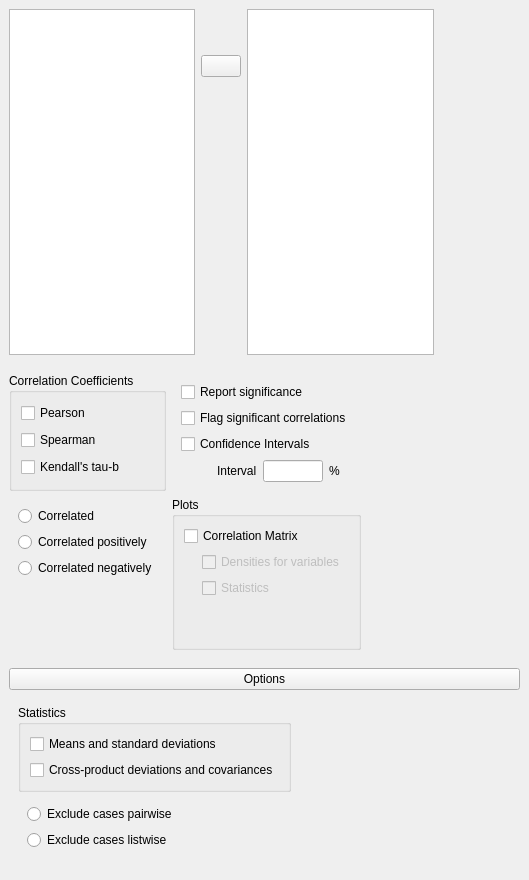
The window that JASP-Desktop/analysisforms/correlationform.ui (jasp-stats/jasp-desktop) describes before a commit, drawn with Qt 5.
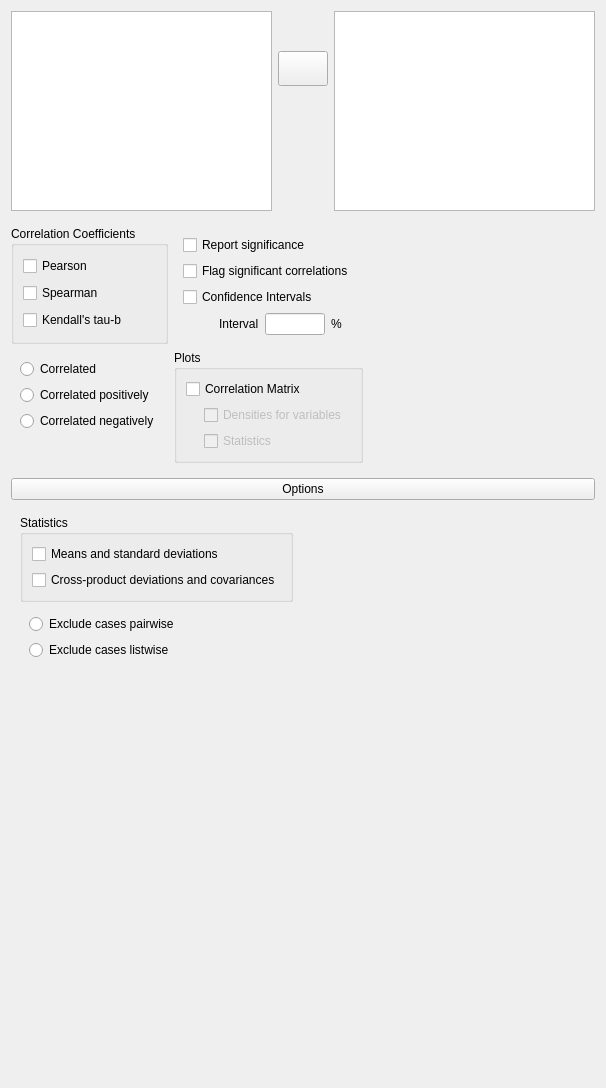
The same window after the commit. Custom widgets are drawn as their Qt base class.

Patch:
```diff
--- a/JASP-Desktop/analysisforms/correlationform.ui
+++ b/JASP-Desktop/analysisforms/correlationform.ui
@@ -6,49 +6,51 @@
    <rect>
     <x>0</x>
     <y>0</y>
-    <width>529</width>
-    <height>880</height>
+    <width>606</width>
+    <height>1088</height>
    </rect>
   </property>
+  <property name="sizePolicy">
+   <sizepolicy hsizetype="Fixed" vsizetype="Preferred">
+    <horstretch>0</horstretch>
+    <verstretch>0</verstretch>
+   </sizepolicy>
+  </property>
   <property name="windowTitle">
    <string>Form</string>
   </property>
-  <layout class="QGridLayout" name="gridLayout_8">
-   <property name="leftMargin">
-    <number>0</number>
-   </property>
-   <property name="topMargin">
-    <number>0</number>
-   </property>
-   <property name="rightMargin">
-    <number>0</number>
-   </property>
-   <property name="bottomMargin">
-    <number>0</number>
-   </property>
-   <property name="verticalSpacing">
-    <number>0</number>
-   </property>
-   <item row="0" column="0">
-    <widget class="QWidget" name="widget_4" native="true">
+  <layout class="QVBoxLayout" name="verticalLayout">
+   <item>
+    <widget class="QWidget" name="topWidget" native="true">
+     <property name="sizePolicy">
+      <sizepolicy hsizetype="Preferred" vsizetype="Fixed">
+       <horstretch>0</horstretch>
+       <verstretch>0</verstretch>
+      </sizepolicy>
+     </property>
      <property name="minimumSize">
       <size>
        <width>0</width>
-       <height>300</height>
+       <height>0</height>
       </size>
      </property>
      <layout class="QGridLayout" name="gridLayout_7">
-      <item row="0" column="1">
-       <widget class="QWidget" name="widget" native="true">
-        <property name="minimumSize">
-         <size>
-          <width>0</width>
-          <height>40</height>
-         </size>
-        </property>
-       </widget>
-      </item>
-      <item row="2" column="1">
+      <property name="leftMargin">
+       <number>0</number>
+      </property>
+      <property name="topMargin">
+       <number>0</number>
+      </property>
+      <property name="rightMargin">
+       <number>0</number>
+      </property>
+      <property name="bottomMargin">
+       <number>0</number>
+      </property>
+      <property name="verticalSpacing">
+       <number>0</number>
+      </property>
+      <item row="3" column="1">
        <spacer name="verticalSpacer">
         <property name="orientation">
          <enum>Qt::Vertical</enum>
@@ -61,12 +63,24 @@
         </property>
        </spacer>
       </item>
-      <item row="1" column="1">
+      <item row="2" column="1">
        <widget class="AssignButton" name="assignButton">
+        <property name="sizePolicy">
+         <sizepolicy hsizetype="Fixed" vsizetype="Fixed">
+          <horstretch>0</horstretch>
+          <verstretch>0</verstretch>
+         </sizepolicy>
+        </property>
+        <property name="minimumSize">
+         <size>
+          <width>50</width>
+          <height>35</height>
+         </size>
+        </property>
         <property name="maximumSize">
          <size>
           <width>50</width>
-          <height>16777215</height>
+          <height>35</height>
          </size>
         </property>
         <property name="text">
@@ -74,139 +88,102 @@
         </property>
        </widget>
       </item>
-      <item row="0" column="2" rowspan="3">
-       <widget class="BoundListView" name="variables">
-        <property name="maximumSize">
-         <size>
-          <width>210</width>
-          <height>16777215</height>
-         </size>
-        </property>
-       </widget>
-      </item>
-      <item row="0" column="0" rowspan="3">
+      <item row="0" column="0" rowspan="4">
        <widget class="AvailableFieldsListView" name="availableVariables">
+        <property name="sizePolicy">
+         <sizepolicy hsizetype="Expanding" vsizetype="Fixed">
+          <horstretch>0</horstretch>
+          <verstretch>0</verstretch>
+         </sizepolicy>
+        </property>
+        <property name="minimumSize">
+         <size>
+          <width>0</width>
+          <height>200</height>
+         </size>
+        </property>
         <property name="maximumSize">
          <size>
-          <width>210</width>
-          <height>16777215</height>
+          <width>16777215</width>
+          <height>200</height>
          </size>
         </property>
        </widget>
       </item>
+      <item row="0" column="2" rowspan="4">
+       <widget class="BoundListView" name="variables">
+        <property name="sizePolicy">
+         <sizepolicy hsizetype="Expanding" vsizetype="Fixed">
+          <horstretch>0</horstretch>
+          <verstretch>0</verstretch>
+         </sizepolicy>
+        </property>
+        <property name="minimumSize">
+         <size>
+          <width>0</width>
+          <height>200</height>
+         </size>
+        </property>
+        <property name="maximumSize">
+         <size>
+          <width>16777215</width>
+          <height>200</height>
+         </size>
+        </property>
+       </widget>
+      </item>
+      <item row="1" column="1">
+       <spacer name="verticalSpacer_2">
+        <property name="orientation">
+         <enum>Qt::Vertical</enum>
+        </property>
+        <property name="sizeType">
+         <enum>QSizePolicy::Fixed</enum>
+        </property>
+        <property name="sizeHint" stdset="0">
+         <size>
+          <width>20</width>
+          <height>40</height>
+         </size>
+        </property>
+       </spacer>
+      </item>
      </layout>
     </widget>
    </item>
-   <item row="0" column="1">
-    <widget class="QWidget" name="widget_2" native="true">
-     <property name="minimumSize">
-      <size>
-       <width>80</width>
-       <height>0</height>
-      </size>
-     </property>
-    </widget>
-   </item>
-   <item row="1" column="0" colspan="2">
+   <item>
     <widget class="QWidget" name="widget_5" native="true">
+     <property name="sizePolicy">
+      <sizepolicy hsizetype="Fixed" vsizetype="Fixed">
+       <horstretch>0</horstretch>
+       <verstretch>0</verstretch>
+      </sizepolicy>
+     </property>
      <layout class="QGridLayout" name="gridLayout_12">
-      <item row="0" column="0">
-       <widget class="GroupBox" name="groupBox">
-        <property name="title">
-         <string>Correlation Coefficients</string>
-        </property>
-        <layout class="QGridLayout" name="gridLayout_2">
-         <property name="horizontalSpacing">
-          <number>20</number>
-         </property>
-         <item row="0" column="0">
-          <widget class="BoundCheckBox" name="pearson">
-           <property name="text">
-            <string>Pearson</string>
-           </property>
-          </widget>
-         </item>
-         <item row="2" column="0">
-          <widget class="BoundCheckBox" name="kendallsTauB">
-           <property name="text">
-            <string>Kendall's tau-b</string>
-           </property>
-          </widget>
-         </item>
-         <item row="1" column="0">
-          <widget class="BoundCheckBox" name="spearman">
-           <property name="text">
-            <string>Spearman</string>
-           </property>
-          </widget>
-         </item>
-        </layout>
-       </widget>
-      </item>
-      <item row="1" column="0">
-       <widget class="BoundGroupBox" name="hypothesis" native="true">
-        <property name="title" stdset="0">
-         <string>Hypothesis</string>
-        </property>
-        <property name="flat" stdset="0">
-         <bool>true</bool>
-        </property>
-        <layout class="QGridLayout" name="gridLayout_3">
-         <item row="1" column="0">
-          <widget class="QRadioButton" name="_2correlatedInDirection">
-           <property name="text">
-            <string>Correlated positively</string>
-           </property>
-          </widget>
-         </item>
-         <item row="0" column="0">
-          <widget class="QRadioButton" name="_1correlated">
-           <property name="text">
-            <string>Correlated</string>
-           </property>
-          </widget>
-         </item>
-         <item row="2" column="0">
-          <widget class="QRadioButton" name="radioButton">
-           <property name="text">
-            <string>Correlated negatively</string>
-           </property>
-          </widget>
-         </item>
-        </layout>
-       </widget>
-      </item>
-      <item row="0" column="2">
-       <spacer name="horizontalSpacer">
-        <property name="orientation">
-         <enum>Qt::Horizontal</enum>
-        </property>
-        <property name="sizeHint" stdset="0">
-         <size>
-          <width>40</width>
-          <height>20</height>
-         </size>
-        </property>
-       </spacer>
-      </item>
+      <property name="leftMargin">
+       <number>0</number>
+      </property>
+      <property name="rightMargin">
+       <number>0</number>
+      </property>
+      <property name="bottomMargin">
+       <number>0</number>
+      </property>
       <item row="1" column="1" rowspan="2">
        <widget class="GroupBox" name="plotsContainer">
         <property name="title">
          <string>Plots</string>
         </property>
         <layout class="QGridLayout" name="gridLayout_11">
-         <item row="3" column="1">
-          <spacer name="verticalSpacer_3">
-           <property name="orientation">
-            <enum>Qt::Vertical</enum>
-           </property>
-           <property name="sizeHint" stdset="0">
+         <item row="1" column="0" rowspan="2">
+          <widget class="QWidget" name="widget_3" native="true">
+           <property name="maximumSize">
             <size>
-             <width>20</width>
-             <height>40</height>
+             <width>12</width>
+             <height>16777215</height>
             </size>
            </property>
-          </spacer>
+          </widget>
          </item>
          <item row="1" column="1">
           <widget class="BoundCheckBox" name="plotDensities">
@@ -235,16 +212,6 @@
            </property>
           </widget>
          </item>
-         <item row="1" column="0" rowspan="2">
-          <widget class="QWidget" name="widget_3" native="true">
-           <property name="maximumSize">
-            <size>
-             <width>12</width>
-             <height>16777215</height>
-            </size>
-           </property>
-          </widget>
-         </item>
         </layout>
        </widget>
       </item>
@@ -330,14 +297,95 @@
         </layout>
        </widget>
       </item>
+      <item row="0" column="0">
+       <widget class="GroupBox" name="groupBox">
+        <property name="title">
+         <string>Correlation Coefficients</string>
+        </property>
+        <layout class="QGridLayout" name="gridLayout_2">
+         <property name="horizontalSpacing">
+          <number>20</number>
+         </property>
+         <item row="0" column="0">
+          <widget class="BoundCheckBox" name="pearson">
+           <property name="text">
+            <string>Pearson</string>
+           </property>
+          </widget>
+         </item>
+         <item row="2" column="0">
+          <widget class="BoundCheckBox" name="kendallsTauB">
+           <property name="text">
+            <string>Kendall's tau-b</string>
+           </property>
+          </widget>
+         </item>
+         <item row="1" column="0">
+          <widget class="BoundCheckBox" name="spearman">
+           <property name="text">
+            <string>Spearman</string>
+           </property>
+          </widget>
+         </item>
+        </layout>
+       </widget>
+      </item>
+      <item row="1" column="0">
+       <widget class="BoundGroupBox" name="hypothesis" native="true">
+        <property name="title" stdset="0">
+         <string>Hypothesis</string>
+        </property>
+        <property name="flat" stdset="0">
+         <bool>true</bool>
+        </property>
+        <layout class="QGridLayout" name="gridLayout_3">
+         <item row="1" column="0">
+          <widget class="QRadioButton" name="_2correlatedInDirection">
+           <property name="text">
+            <string>Correlated positively</string>
+           </property>
+          </widget>
+         </item>
+         <item row="0" column="0">
+          <widget class="QRadioButton" name="_1correlated">
+           <property name="text">
+            <string>Correlated</string>
+           </property>
+          </widget>
+         </item>
+         <item row="2" column="0">
+          <widget class="QRadioButton" name="radioButton">
+           <property name="text">
+            <string>Correlated negatively</string>
+           </property>
+          </widget>
+         </item>
+        </layout>
+       </widget>
+      </item>
      </layout>
     </widget>
    </item>
-   <item row="2" column="0" colspan="2">
+   <item>
     <widget class="QWidget" name="optionsWidget" native="true">
      <layout class="QGridLayout" name="gridLayout">
+      <property name="leftMargin">
+       <number>0</number>
+      </property>
+      <property name="rightMargin">
+       <number>0</number>
+      </property>
+      <property name="bottomMargin">
+       <number>0</number>
+      </property>
       <item row="0" column="0">
        <widget class="ExpanderButton" name="buttonOptions">
+        <property name="sizePolicy">
+         <sizepolicy hsizetype="Expanding" vsizetype="Fixed">
+          <horstretch>0</horstretch>
+          <verstretch>0</verstretch>
+         </sizepolicy>
+        </property>
         <property name="text">
          <string>Options</string>
         </property>
@@ -348,6 +396,12 @@
       </item>
       <item row="1" column="0">
        <widget class="QWidget" name="panelOptions" native="true">
+        <property name="sizePolicy">
+         <sizepolicy hsizetype="Fixed" vsizetype="Fixed">
+          <horstretch>0</horstretch>
+          <verstretch>0</verstretch>
+         </sizepolicy>
+        </property>
         <layout class="QGridLayout" name="gridLayout_10">
          <item row="1" column="0">
           <widget class="BoundGroupBox" name="missingValues" native="true">
@@ -381,16 +435,6 @@
            </layout>
           </widget>
          </item>
-         <item row="0" column="1" rowspan="3">
-          <widget class="QWidget" name="widget_6" native="true">
-           <property name="sizePolicy">
-            <sizepolicy hsizetype="Preferred" vsizetype="Preferred">
-             <horstretch>1</horstretch>
-             <verstretch>0</verstretch>
-            </sizepolicy>
-           </property>
-          </widget>
-         </item>
          <item row="0" column="0">
           <widget class="GroupBox" name="groupBox_3">
            <property name="title">
@@ -420,6 +464,19 @@
      </layout>
     </widget>
    </item>
+   <item>
+    <spacer name="verticalSpacer_4">
+     <property name="orientation">
+      <enum>Qt::Vertical</enum>
+     </property>
+     <property name="sizeHint" stdset="0">
+      <size>
+       <width>20</width>
+       <height>40</height>
+      </size>
+     </property>
+    </spacer>
+   </item>
   </layout>
  </widget>
  <customwidgets>
@@ -438,11 +495,6 @@
    <extends>QListView</extends>
    <header>widgets/boundlistview.h</header>
   </customwidget>
-  <customwidget>
-   <class>ExpanderButton</class>
-   <extends>QPushButton</extends>
-   <header>widgets/expanderbutton.h</header>
-  </customwidget>
   <customwidget>
    <class>BoundCheckBox</class>
    <extends>QCheckBox</extends>
@@ -465,6 +517,11 @@
    <header>widgets/boundgroupbox.h</header>
    <container>1</container>
   </customwidget>
+  <customwidget>
+   <class>ExpanderButton</class>
+   <extends>QPushButton</extends>
+   <header>widgets/expanderbutton.h</header>
+  </customwidget>
  </customwidgets>
  <resources/>
  <connections>
```
